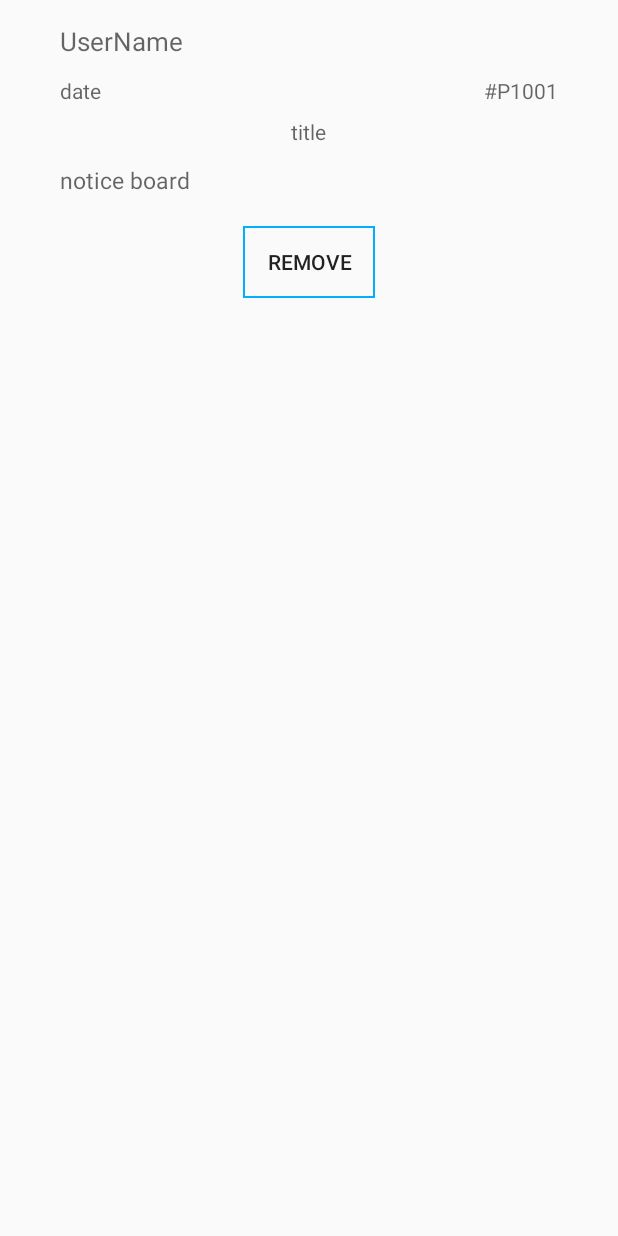
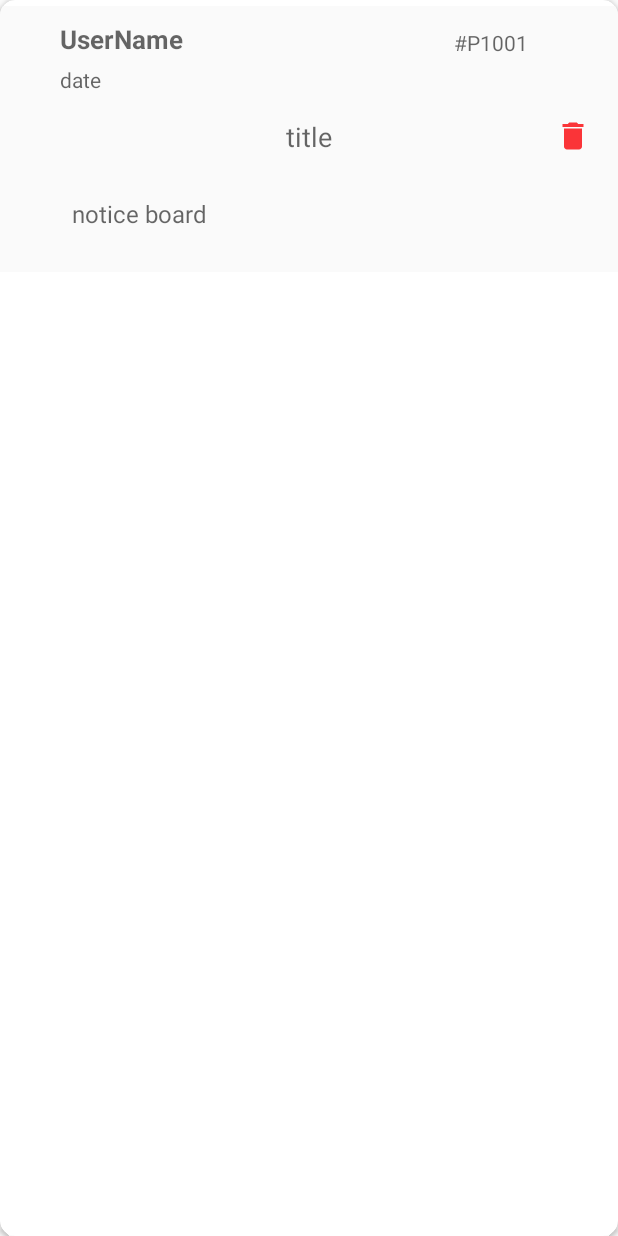
Before and after one commit to ATIK-FAYSAL/Meal-counter, an Android app: the layout notice_model.xml on its own in the app's theme, with its tools: preview values and no code run, on a phone screen of 412 x 824 dp. Run offline under Robolectric (Android 15) with nearby library versions, the phone set to English and light mode, and no system bars; plain views replace ReadMoreTextView.

Commit message:
change design,add an icon ,and remove button.

```diff
--- a/app/src/main/res/layout/notice_model.xml
+++ b/app/src/main/res/layout/notice_model.xml
@@ -1,8 +1,9 @@
 <?xml version="1.0" encoding="utf-8"?>
-<RelativeLayout xmlns:android="http://schemas.android.com/apk/res/android"
+<android.support.v7.widget.CardView xmlns:android="http://schemas.android.com/apk/res/android"
     android:layout_width="match_parent"
     android:layout_height="match_parent"
-    xmlns:app="http://schemas.android.com/apk/res-auto">
+    xmlns:app="http://schemas.android.com/apk/res-auto"
+    app:cardCornerRadius="10dp">
 
 
     <RelativeLayout
@@ -19,32 +20,23 @@
             android:layout_height="wrap_content"
             android:layout_alignParentTop="true"
             android:layout_alignStart="@+id/txtNotice"
-            android:layout_marginTop="11dp"
+            android:layout_marginTop="10dp"
             android:gravity="start"
             android:hint="UserName"
-            android:textColor="@color/black"
-            android:textSize="17dp" />
+            android:textColor="@color/userName"
+            android:textSize="17dp"
+            android:textStyle="bold"/>
 
         <TextView
             android:id="@+id/txtDate"
             android:layout_width="wrap_content"
             android:layout_height="wrap_content"
             android:layout_alignStart="@+id/txtName"
+            android:layout_marginTop="5dp"
+            android:hint="date"
             android:layout_below="@+id/txtName"
-            android:layout_marginTop="11dp"
-            android:hint="date"
             android:textColor="@color/offWhite"
             android:textSize="14dp" />
-
-        <TextView
-            android:id="@+id/txtTitle"
-            android:layout_width="wrap_content"
-            android:layout_height="wrap_content"
-            android:layout_below="@+id/txtDate"
-            android:layout_centerHorizontal="true"
-            android:hint="title"
-            android:layout_marginTop="8dp"
-            android:textColor="#FF5722"/>
 
         <com.borjabravo.readmoretextview.ReadMoreTextView
             android:id="@+id/txtNotice"
@@ -56,12 +48,13 @@
             android:layout_marginLeft="40dp"
             android:hint="notice board"
             android:textColor="@color/black"
-            android:textSize="15dp"
+            android:textSize="16dp"
             app:trimCollapsedText="Less"
             app:trimExpandedText="Read more"
             app:trimMode="trimModeLine"
             app:trimLines="2"
             android:maxLines="50"
+            android:padding="8dp"
             app:colorClickableText="@color/color2"
             android:layout_marginBottom="20dp"/>
 
@@ -69,26 +62,39 @@
             android:id="@+id/txtId"
             android:layout_width="wrap_content"
             android:layout_height="wrap_content"
-            android:layout_alignBaseline="@+id/txtDate"
-            android:layout_alignBottom="@+id/txtDate"
-            android:layout_alignEnd="@+id/txtNotice"
+            android:layout_alignBottom="@+id/txtName"
+            android:layout_alignParentEnd="true"
+            android:layout_marginEnd="60dp"
             android:hint="#P1001"
             android:textColor="@color/colorAccent" />
 
-
-        <Button
+        <ImageView
             android:id="@+id/bRemove"
-            style="@style/Base.Widget.AppCompat.Button.Borderless"
             android:layout_width="wrap_content"
             android:layout_height="wrap_content"
-            android:layout_below="@+id/txtNotice"
+            android:layout_alignParentEnd="true"
+            android:layout_alignTop="@+id/txtTitle"
+            app:srcCompat="@drawable/icon_delete"
+            android:layout_marginRight="10dp"
+            android:padding="8dp"/>
+
+        <TextView
+            android:id="@+id/txtTitle"
+            android:layout_width="match_parent"
+            android:layout_height="wrap_content"
+            android:layout_below="@+id/txtDate"
             android:layout_centerHorizontal="true"
-            android:layout_marginBottom="10dp"
-            android:background="@drawable/button2"
-            android:text="Remove" />
+            android:layout_marginRight="40dp"
+            android:layout_marginLeft="40dp"
+            android:hint="title"
+            android:textSize="18dp"
+            android:gravity="center"
+            android:padding="8dp"
+            android:layout_marginTop="8dp"
+            android:textColor="#FF5722"/>
 
     </RelativeLayout>
 
 
 
-</RelativeLayout>
+</android.support.v7.widget.CardView>
```
